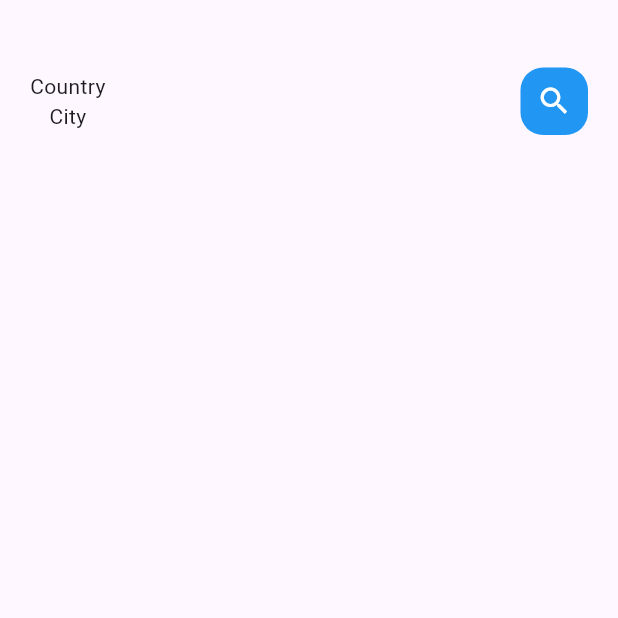
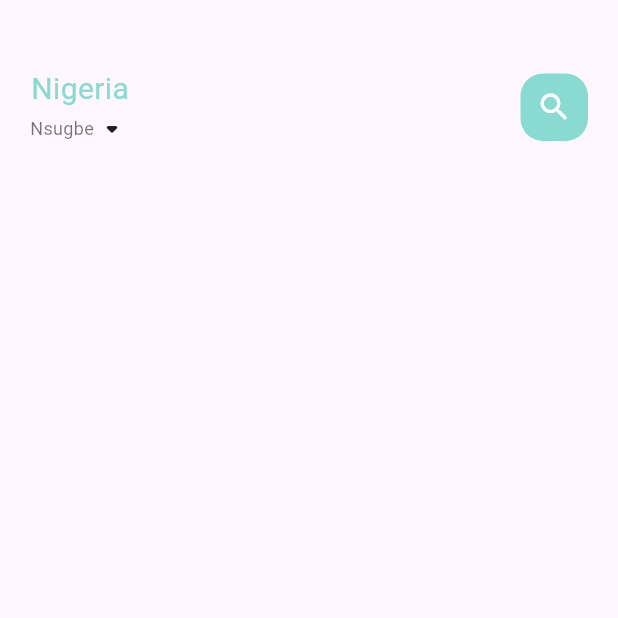
Before and after one commit to fidelisnwabisi/fooddelivery_tutorial, a Flutter app: the screen it shows after launch, on a phone screen of 412 x 824 dp, the top half of it. Run offline on Flutter 3.47's test engine with Material 2 defaults, Android fonts, the light colour scheme and no system bars.

Commit message:
Upated puspec.yaml added default text format for Small and Big Text finished with header and still working on main food page

```diff
--- /dev/null
+++ b/lib/home/food_page_body.dart
@@ -0,0 +1,15 @@
+import 'package:flutter/material.dart';
+
+class FoodPageBody extends StatefulWidget {
+  const FoodPageBody({super.key});
+
+  @override
+  State<FoodPageBody> createState() => _FoodPageBodyState();
+}
+
+class _FoodPageBodyState extends State<FoodPageBody> {
+  @override
+  Widget build(BuildContext context) {
+    return Container();
+  }
+}
--- a/lib/home/main_food_page.dart
+++ b/lib/home/main_food_page.dart
@@ -1,4 +1,7 @@
 import 'package:flutter/material.dart';
+import 'package:fooddelivery_tutorial/utils/colors.dart';
+import 'package:fooddelivery_tutorial/widgets/big_text.dart';
+import 'package:fooddelivery_tutorial/widgets/small_text.dart';
 
 class MainFoodPaage extends StatefulWidget {
   const MainFoodPaage({super.key});
@@ -15,28 +18,36 @@ class _MainFoodPaageState extends State<MainFoodPaage> {
         children: [
           Container(
             child: Container(
-              margin: EdgeInsets.only(top: 45, bottom: 15),
-              padding: EdgeInsets.only(left: 20, right: 20),
+              margin: const EdgeInsets.only(top: 45, bottom: 15),
+              padding: const EdgeInsets.only(left: 20, right: 20),
               child: Row(
                 mainAxisAlignment: MainAxisAlignment.spaceBetween,
                 children: [
-                  const Column(
+                  Column(
                     children: [
-                      Text("Country"),
-                      Text("City"),
+                      BigText(
+                        text: "Nigeria",
+                        color: AppColors.mainColor,
+                      ),
+                      const Row(
+                        children: [
+                          SmallText(text: "Nsugbe", color: Colors.black54),
+                          Icon(Icons.arrow_drop_down_rounded)
+                        ],
+                      ),
                     ],
                   ),
                   Center(
                     child: Container(
                       width: 45,
                       height: 45,
-                      child: Icon(
+                      child: const Icon(
                         Icons.search,
                         color: Colors.white,
                       ),
                       decoration: BoxDecoration(
                           borderRadius: BorderRadius.circular(15),
-                          color: Colors.blue),
+                          color: AppColors.mainColor),
                     ),
                   ),
                 ],
--- /dev/null
+++ b/lib/widgets/big_text.dart
@@ -0,0 +1,31 @@
+import 'package:flutter/material.dart';
+
+class BigText extends StatelessWidget {
+  final Color? color;
+  final String text;
+  final double size;
+  final TextOverflow overflow;
+
+  const BigText({
+    super.key,
+    this.color = const Color(0xFF332d2b),
+    required this.text,
+    this.size = 20,
+    this.overflow = TextOverflow.ellipsis,
+  });
+
+  @override
+  Widget build(BuildContext context) {
+    return Text(
+      text,
+      maxLines: 1,
+      overflow: overflow,
+      style: TextStyle(
+        fontFamily: 'Roboto',
+        color: color,
+        fontSize: size,
+        fontWeight: FontWeight.w400,
+      ),
+    );
+  }
+}
--- /dev/null
+++ b/lib/widgets/small_text.dart
@@ -0,0 +1,24 @@
+import 'package:flutter/material.dart';
+
+class SmallText extends StatelessWidget {
+  final Color? color;
+  final String text;
+  final double size;
+  final double height;
+
+  const SmallText(
+      {super.key,
+      this.color = const Color(0xFFccc7c5),
+      required this.text,
+      this.size = 12,
+      this.height = 1.2});
+
+  @override
+  Widget build(BuildContext context) {
+    return Text(
+      text,
+      style: TextStyle(
+          fontFamily: 'Roboto', color: color, fontSize: size, height: height),
+    );
+  }
+}
```
Also changed, not shown: pubspec.yaml (+19 -9 lines), pubspec.lock, 1 other file.
